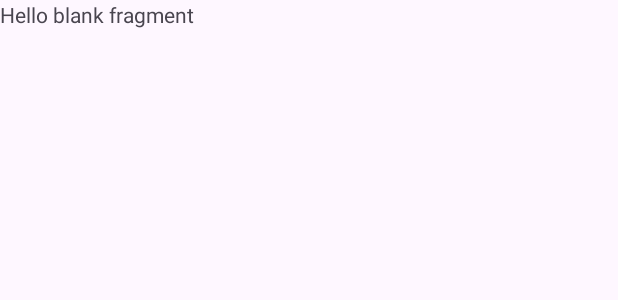
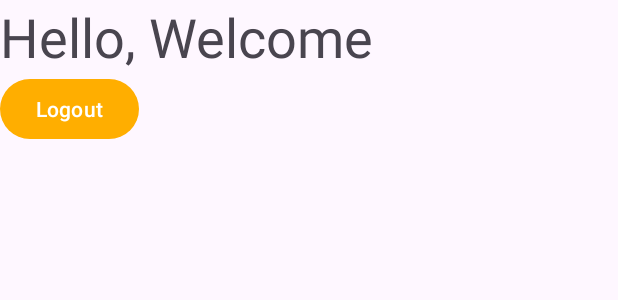
Before and after one commit to sumdx/RestauYou, an Android app: the layout fragment_admin_settings.xml on its own in the app's theme, with its tools: preview values and no code run, on a phone screen of 412 x 824 dp. Shown: the top 300 px of the screen. Run offline under Robolectric (Android 15) with nearby library versions, the phone set to English and light mode, and no system bars.

Commit message:
Add welcome message and logout to admin settings
Introduced a personalized welcome message and a logout button in AdminSettingsFragment. The fragment now displays the admin's first name and allows signing out, redirecting to MainActivity. Updated the layout to include the new TextView and Button.

```diff
--- a/app/src/main/res/layout/fragment_admin_settings.xml
+++ b/app/src/main/res/layout/fragment_admin_settings.xml
@@ -5,10 +5,22 @@
     android:layout_height="match_parent"
     tools:context=".AdminFragment.AdminSettingsFragment">
 
-    <!-- TODO: Update blank fragment layout -->
-    <TextView
-        android:layout_width="match_parent"
-        android:layout_height="match_parent"
-        android:text="@string/hello_blank_fragment" />
+   <LinearLayout
+       android:layout_width="match_parent"
+       android:layout_height="match_parent"
+       android:orientation="vertical">
+
+       <TextView
+           android:textSize="36sp"
+           android:id="@+id/tvWelcomeText"
+           android:layout_width="wrap_content"
+           android:layout_height="wrap_content"
+           android:text="Hello, Welcome"/>
+       <Button
+           android:id="@+id/btnSignOut"
+           android:layout_width="wrap_content"
+           android:layout_height="wrap_content"
+           android:text="Logout"/>
+   </LinearLayout>
 
 </FrameLayout>
```
Also changed, not shown: app/src/main/java/com/example/restauyou/AdminFragment/AdminSettingsFragment.java (+27 -2 lines).
